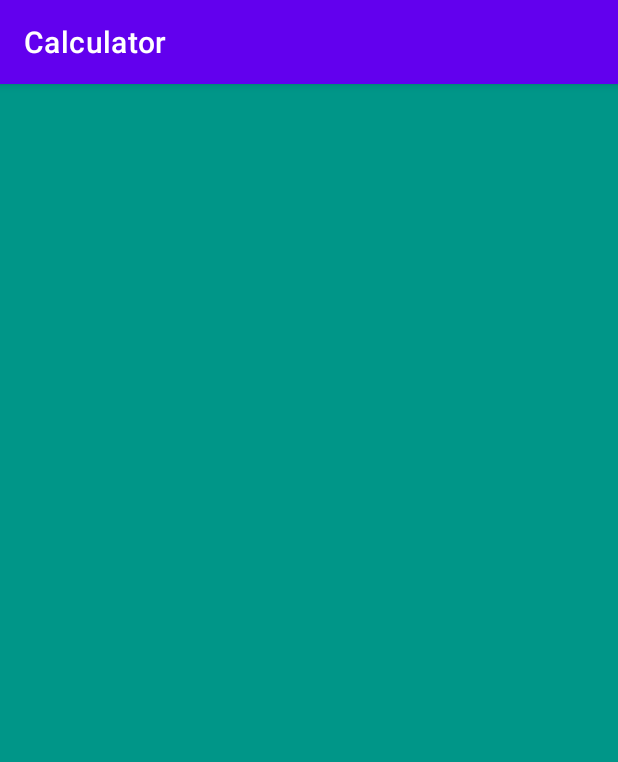
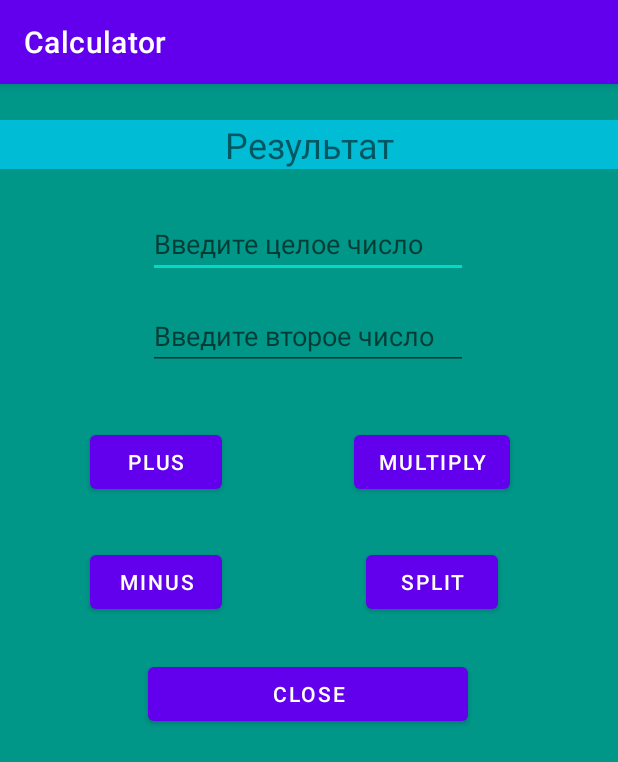
Before and after one commit to gemansipator/Calculator, an Android app: the WorkingActivity screen opened directly, with no data from a screen before it, on a phone screen of 412 x 824 dp. Shown: the top 762 px of the screen. Run offline under Robolectric (Android 15) with nearby library versions, the phone set to English and light mode, and no system bars.

Commit message:
activity_about_me.xml activity_main.xml activity_working.xml

```diff
--- a/app/src/main/java/app/fandroid/calculator/MainActivity.kt
+++ b/app/src/main/java/app/fandroid/calculator/MainActivity.kt
@@ -4,6 +4,7 @@ import android.content.Intent
 import androidx.appcompat.app.AppCompatActivity
 import android.os.Bundle
 import android.view.View
+import app.fandroid.calculator.activity.AboutMe
 import app.fandroid.calculator.activity.WorkingActivity
 import app.fandroid.calculator.databinding.ActivityMainBinding
 
@@ -22,4 +23,8 @@ class MainActivity : AppCompatActivity() {
         val intent = Intent(this, WorkingActivity::class.java)
         startActivity(intent)
     }
+    fun onClickAboutMe(view: View){
+        val intent = Intent(this, AboutMe::class.java)
+        startActivity(intent)
+    }
 }
--- a/app/src/main/java/app/fandroid/calculator/activity/AboutMe.kt
+++ b/app/src/main/java/app/fandroid/calculator/activity/AboutMe.kt
@@ -1,7 +1,10 @@
 package app.fandroid.calculator.activity
 
+import android.content.Intent
 import androidx.appcompat.app.AppCompatActivity
 import android.os.Bundle
+import android.view.View
+import app.fandroid.calculator.MainActivity
 import app.fandroid.calculator.R
 import app.fandroid.calculator.databinding.ActivityAboutMeBinding
 
@@ -13,5 +16,9 @@ class AboutMe : AppCompatActivity() {
         bindingClass3 = ActivityAboutMeBinding.inflate(layoutInflater)
         setContentView(bindingClass3.root)
     }
+    fun onClickMain(view: View){
+        val intent = Intent(this, MainActivity::class.java)
+        startActivity(intent)
+    }
 
 }
--- a/app/src/main/java/app/fandroid/calculator/activity/WorkingActivity.kt
+++ b/app/src/main/java/app/fandroid/calculator/activity/WorkingActivity.kt
@@ -1,8 +1,10 @@
 package app.fandroid.calculator.activity
 
+import android.content.Intent
 import androidx.appcompat.app.AppCompatActivity
 import android.os.Bundle
-import app.fandroid.calculator.R
+import android.view.View
+import app.fandroid.calculator.MainActivity
 import app.fandroid.calculator.databinding.ActivityWorkingBinding
 
 class WorkingActivity : AppCompatActivity() {
@@ -13,5 +15,9 @@ class WorkingActivity : AppCompatActivity() {
         bindingClass2 = ActivityWorkingBinding.inflate(layoutInflater)
         setContentView(bindingClass2.root)
     }
+    fun onClickMain(view: View){
+        val intent = Intent(this, MainActivity::class.java)
+        startActivity(intent)
+    }
 
 }
--- a/app/src/main/res/layout/activity_about_me.xml
+++ b/app/src/main/res/layout/activity_about_me.xml
@@ -8,4 +8,15 @@
     android:background="#009688"
     tools:context=".activity.AboutMe">
 
+    <Button
+        android:id="@+id/btCloseAboutMe"
+        android:layout_width="wrap_content"
+        android:layout_height="wrap_content"
+        android:onClick="onClickMain"
+        android:text="Close"
+        app:layout_constraintBottom_toBottomOf="parent"
+        app:layout_constraintEnd_toEndOf="parent"
+        app:layout_constraintStart_toStartOf="parent"
+        app:layout_constraintTop_toTopOf="parent"
+        app:layout_constraintVertical_bias="0.499" />
 </androidx.constraintlayout.widget.ConstraintLayout>
--- a/app/src/main/res/layout/activity_main.xml
+++ b/app/src/main/res/layout/activity_main.xml
@@ -6,6 +6,7 @@
     android:layout_width="match_parent"
     android:layout_height="match_parent"
     android:background="#009688"
+    android:onClick="onClickWorking"
     tools:context=".MainActivity">
 
     <ImageView
@@ -39,6 +40,7 @@
         android:layout_height="wrap_content"
         android:layout_marginTop="8dp"
         android:layout_marginEnd="8dp"
+        android:onClick="onClickAboutMe"
         android:text="application author"
         app:layout_constraintBottom_toBottomOf="parent"
         app:layout_constraintEnd_toEndOf="@+id/imCalculator"
--- a/app/src/main/res/layout/activity_working.xml
+++ b/app/src/main/res/layout/activity_working.xml
@@ -8,4 +8,96 @@
     android:background="#009688"
     tools:context=".activity.WorkingActivity">
 
+    <EditText
+        android:id="@+id/edNumber1"
+        android:layout_width="wrap_content"
+        android:layout_height="wrap_content"
+        android:layout_marginStart="8dp"
+        android:layout_marginTop="84dp"
+        android:ems="10"
+        android:hint="Введите целое число"
+        android:inputType="textPersonName"
+        app:layout_constraintEnd_toEndOf="parent"
+        app:layout_constraintHorizontal_bias="0.476"
+        app:layout_constraintStart_toStartOf="parent"
+        app:layout_constraintTop_toTopOf="parent" />
+
+    <EditText
+        android:id="@+id/edNumber2"
+        android:layout_width="0dp"
+        android:layout_height="wrap_content"
+        android:layout_marginTop="16dp"
+        android:ems="10"
+        android:hint="Введите второе число"
+        android:inputType="textPersonName"
+        app:layout_constraintEnd_toEndOf="@+id/edNumber1"
+        app:layout_constraintHorizontal_bias="0.0"
+        app:layout_constraintStart_toStartOf="@+id/edNumber1"
+        app:layout_constraintTop_toBottomOf="@+id/edNumber1" />
+
+    <TextView
+        android:id="@+id/tvResult"
+        android:layout_width="0dp"
+        android:layout_height="wrap_content"
+        android:layout_marginTop="24dp"
+        android:background="#00BCD4"
+        android:gravity="center"
+        android:text="Результат"
+        android:textSize="24sp"
+        app:layout_constraintEnd_toEndOf="parent"
+        app:layout_constraintHorizontal_bias="0.494"
+        app:layout_constraintStart_toStartOf="parent"
+        app:layout_constraintTop_toTopOf="parent" />
+
+    <Button
+        android:id="@+id/btPlus"
+        android:layout_width="wrap_content"
+        android:layout_height="wrap_content"
+        android:layout_marginStart="60dp"
+        android:text="plus"
+        app:layout_constraintStart_toStartOf="parent"
+        app:layout_constraintTop_toTopOf="@+id/btMultiply" />
+
+    <Button
+        android:id="@+id/btMinus"
+        android:layout_width="wrap_content"
+        android:layout_height="wrap_content"
+        android:layout_marginTop="32dp"
+        android:text="minus"
+        app:layout_constraintEnd_toEndOf="@+id/btPlus"
+        app:layout_constraintHorizontal_bias="0.504"
+        app:layout_constraintStart_toStartOf="@+id/btPlus"
+        app:layout_constraintTop_toBottomOf="@+id/btPlus" />
+
+    <Button
+        android:id="@+id/btMultiply"
+        android:layout_width="wrap_content"
+        android:layout_height="wrap_content"
+        android:layout_marginTop="228dp"
+        android:layout_marginEnd="72dp"
+        android:text="multiply"
+        app:layout_constraintEnd_toEndOf="parent"
+        app:layout_constraintTop_toTopOf="parent" />
+
+    <Button
+        android:id="@+id/btSplit"
+        android:layout_width="wrap_content"
+        android:layout_height="wrap_content"
+        android:layout_marginTop="32dp"
+        android:text="split"
+        app:layout_constraintEnd_toEndOf="@+id/btMultiply"
+        app:layout_constraintStart_toStartOf="@+id/btMultiply"
+        app:layout_constraintTop_toBottomOf="@+id/btMultiply" />
+
+    <Button
+        android:id="@+id/btCloseWorking"
+        android:layout_width="0dp"
+        android:layout_height="wrap_content"
+        android:layout_marginTop="192dp"
+        android:onClick="onClickMain"
+        android:text="Close"
+        app:layout_constraintEnd_toEndOf="@+id/edNumber2"
+        app:layout_constraintHorizontal_bias="0.0"
+        app:layout_constraintStart_toStartOf="@+id/edNumber2"
+        app:layout_constraintTop_toBottomOf="@+id/edNumber2" />
 </androidx.constraintlayout.widget.ConstraintLayout>
```
